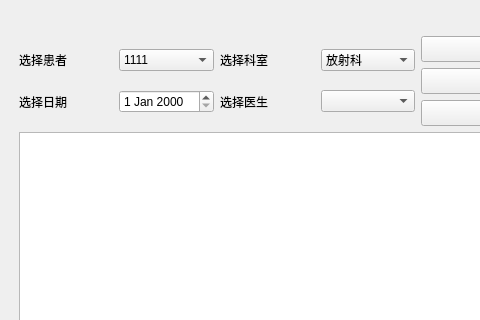
This is dbclient/widget.ui in sayazaaa/SmMed as Qt 5 draws it before an edit; both pictures show x 299 to 779 and y 0 to 320 of the 1152 by 687 pixel window. The edited form follows.
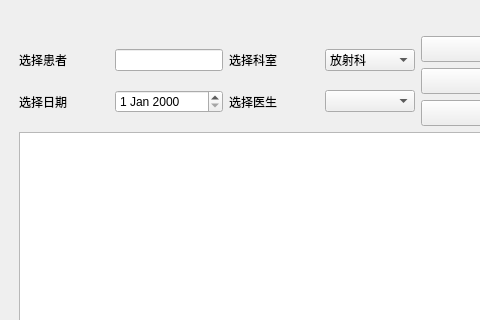
This is the edited form. Icons and pictures are not drawn. Custom widgets are drawn as their Qt base class.

```diff
--- a/dbclient/widget.ui
+++ b/dbclient/widget.ui
@@ -634,15 +634,6 @@
                    </property>
                   </widget>
                  </item>
-                 <item row="0" column="1">
-                  <widget class="QComboBox" name="combo_patient_1">
-                   <item>
-                    <property name="text">
-                     <string>1111</string>
-                    </property>
-                   </item>
-                  </widget>
-                 </item>
                  <item row="0" column="2">
                   <widget class="QLabel" name="label_depart_1">
                    <property name="text">
@@ -704,6 +695,16 @@
                  <item row="1" column="3">
                   <widget class="QComboBox" name="combo_docname_1"/>
                  </item>
+                 <item row="0" column="1">
+                  <widget class="QLineEdit" name="lineEdit">
+                   <property name="sizePolicy">
+                    <sizepolicy hsizetype="Preferred" vsizetype="Fixed">
+                     <horstretch>0</horstretch>
+                     <verstretch>0</verstretch>
+                    </sizepolicy>
+                   </property>
+                  </widget>
+                 </item>
                 </layout>
                </item>
                <item>
```
